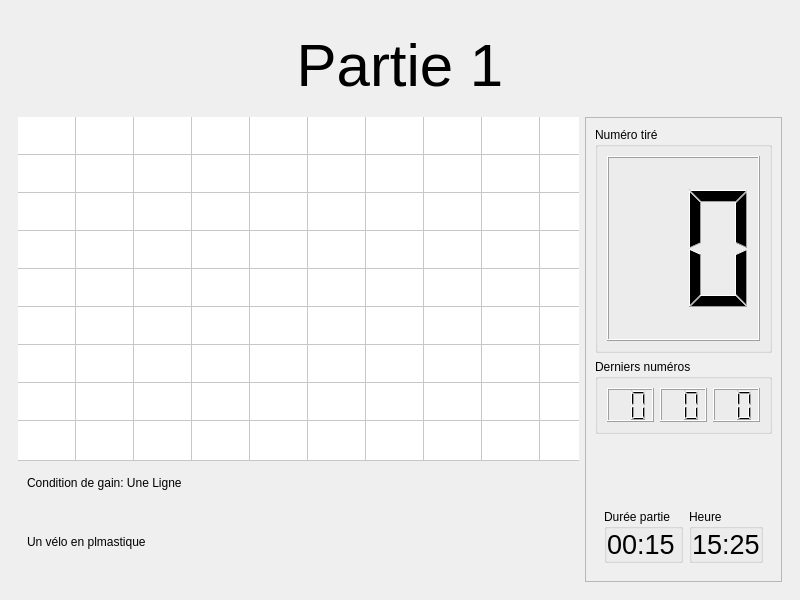
Old version of the form sources/gui/ui/DisplayWindow.ui in the repository Silmaen/EvenementLoto.
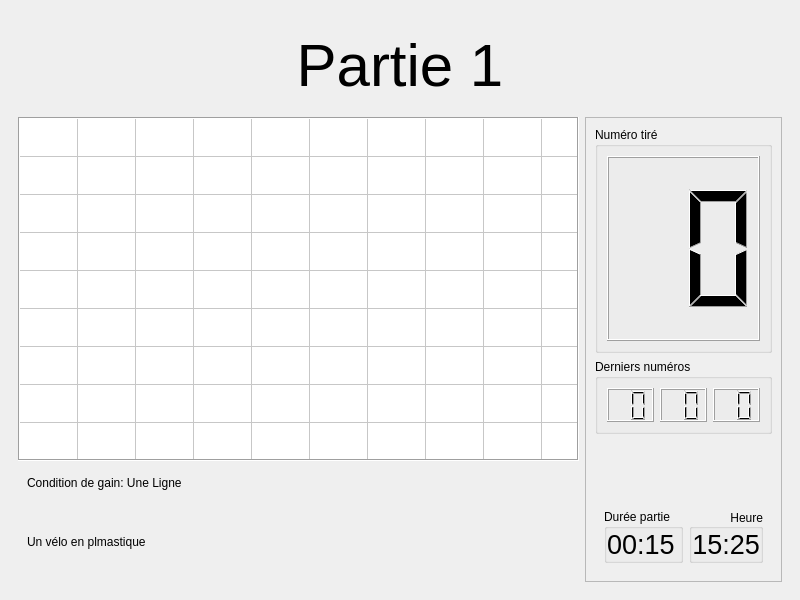
New version of the form. The open tabs and pages were chosen to show the change.

The edit to the form file:
```diff
--- a/sources/gui/ui/DisplayWindow.ui
+++ b/sources/gui/ui/DisplayWindow.ui
@@ -461,7 +461,7 @@
                  </sizepolicy>
                 </property>
                 <property name="frameShape">
-                 <enum>QFrame::NoFrame</enum>
+                 <enum>QFrame::Box</enum>
                 </property>
                 <property name="verticalScrollBarPolicy">
                  <enum>Qt::ScrollBarAlwaysOff</enum>
@@ -766,6 +766,9 @@
                    <property name="title">
                     <string>Heure</string>
                    </property>
+                   <property name="alignment">
+                    <set>Qt::AlignRight|Qt::AlignTrailing|Qt::AlignVCenter</set>
+                   </property>
                    <property name="flat">
                     <bool>true</bool>
                    </property>
@@ -793,6 +796,9 @@
                       <property name="text">
                        <string>15:25</string>
                       </property>
+                      <property name="alignment">
+                       <set>Qt::AlignRight|Qt::AlignTrailing|Qt::AlignVCenter</set>
+                      </property>
                      </widget>
                     </item>
                    </layout>
```
Left out of the diff: 5 changed lines with no effect on the pictures.
